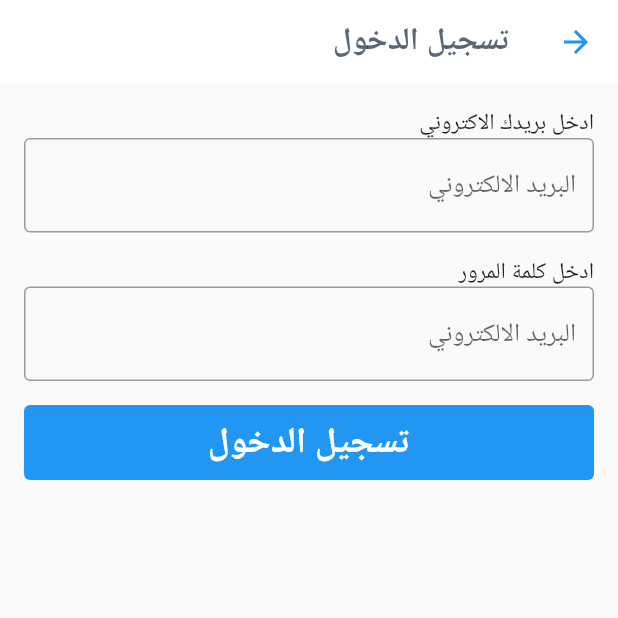
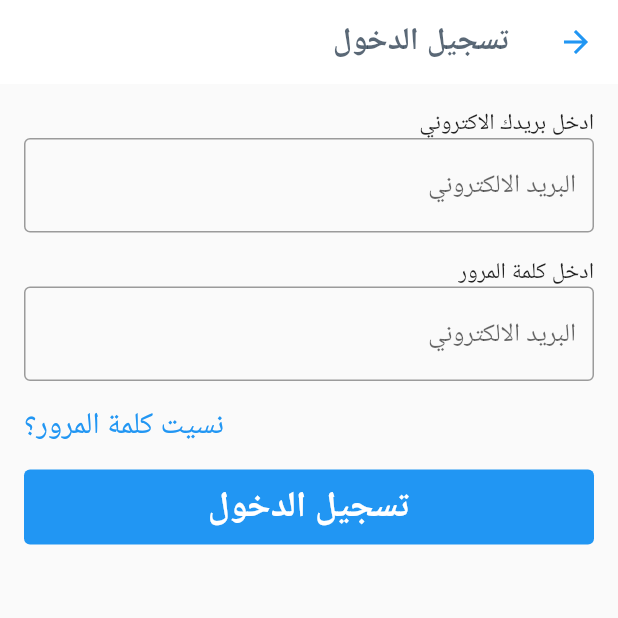
Before and after one commit to AdhamNour/Tamyuz, a Flutter app: the AuthenticationScreen screen opened by its route, on a phone screen of 412 x 824 dp, the top half of it. Run offline on Flutter 3.47's test engine with Material 2 defaults, Android fonts, the phone set to English and light mode, and no system bars.

Commit message:
added forgot password

```diff
--- a/lib/Authentication/Authentication.dart
+++ b/lib/Authentication/Authentication.dart
@@ -29,6 +29,19 @@ class AuthenticationScreen extends StatelessWidget {
                 FormInputField(label: 'ادخل كلمة المرور ')
               ],
             )),
+            Padding(
+              padding: const EdgeInsets.all(8.0),
+              child: Row(
+                children: const [
+                  Text(
+                    'نسيت كلمة المرور؟',
+                    style: TextStyle(color: Colors.blue,fontSize:20),
+
+                  )
+                ],
+                mainAxisAlignment: MainAxisAlignment.end,
+              ),
+            ),
             Button(
                 text: 'تسجيل الدخول',
                 onPress: () {},
```
